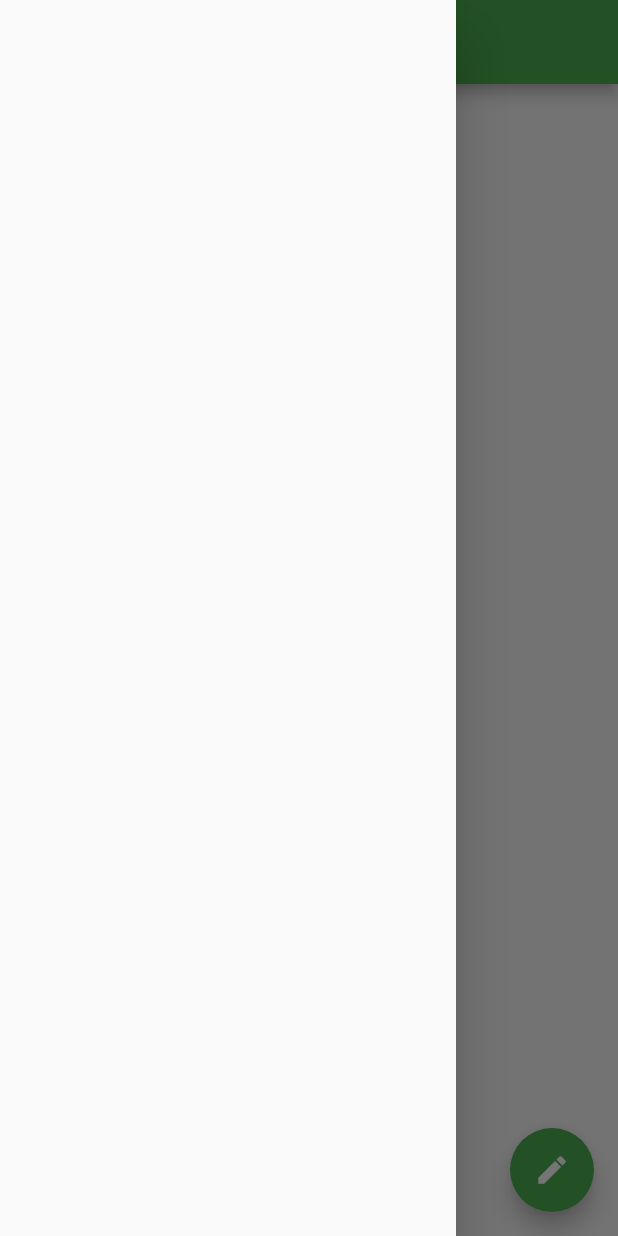
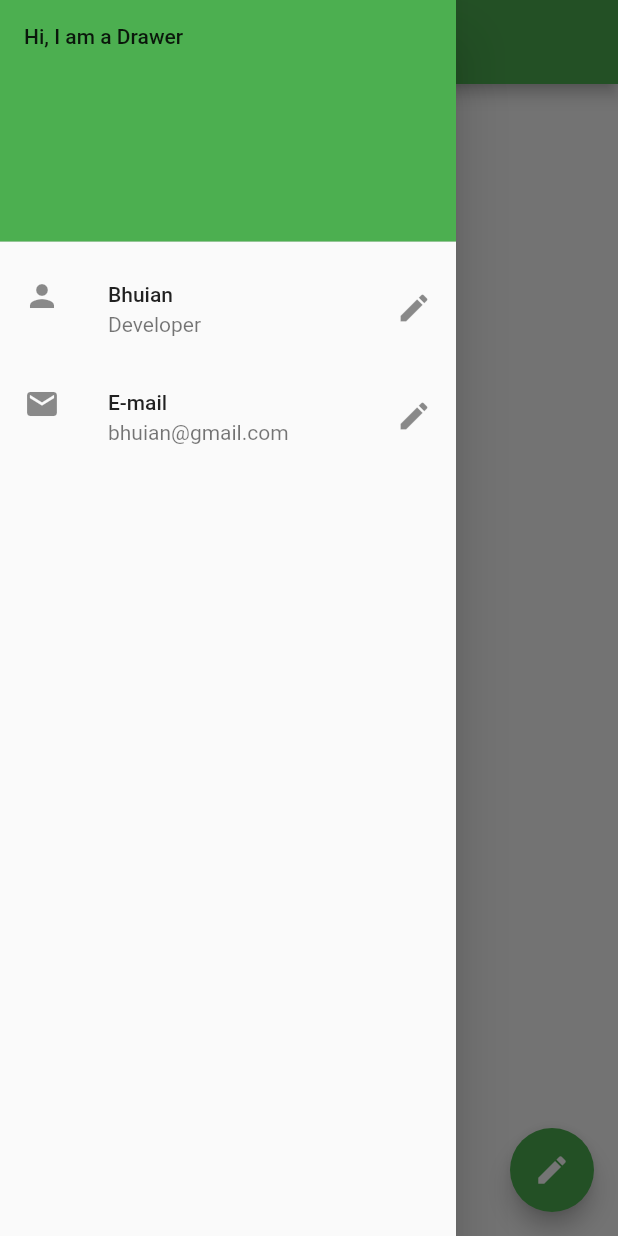
Before and after one commit to zubairbhuian/flutter-app, a Flutter app: the screen it shows after launch, with the side drawer open, on a phone screen of 412 x 824 dp. Run offline on Flutter 3.47's test engine with Material 2 defaults, Android fonts, the phone set to English and light mode, and no system bars.

Commit message:
flutter10.11

```diff
--- a/lib/main.dart
+++ b/lib/main.dart
@@ -20,6 +20,22 @@ class HomePage extends StatelessWidget {
       drawer: Drawer(
         child: ListView(
           padding: const EdgeInsets.all(0),
+          children:[
+            DrawerHeader(
+              child: Text('Hi, I am a Drawer'),
+              decoration: BoxDecoration(color: Colors.green),
+            ),
+            ListTile(
+                leading: Icon(Icons.person),
+                title: Text('Bhuian'),
+                subtitle: Text('Developer'),
+                trailing: Icon(Icons.edit)),
+            ListTile(
+                leading: Icon(Icons.email),
+                title: Text('E-mail'),
+                subtitle: Text('bhuian@gmail.com'),
+                trailing: Icon(Icons.edit)),
+          ],
         ),
       ),
       body: Center(
```
Also changed, not shown: images/InkedScreenshot_3_LI.jpg (added), images/demo.png (deleted).
